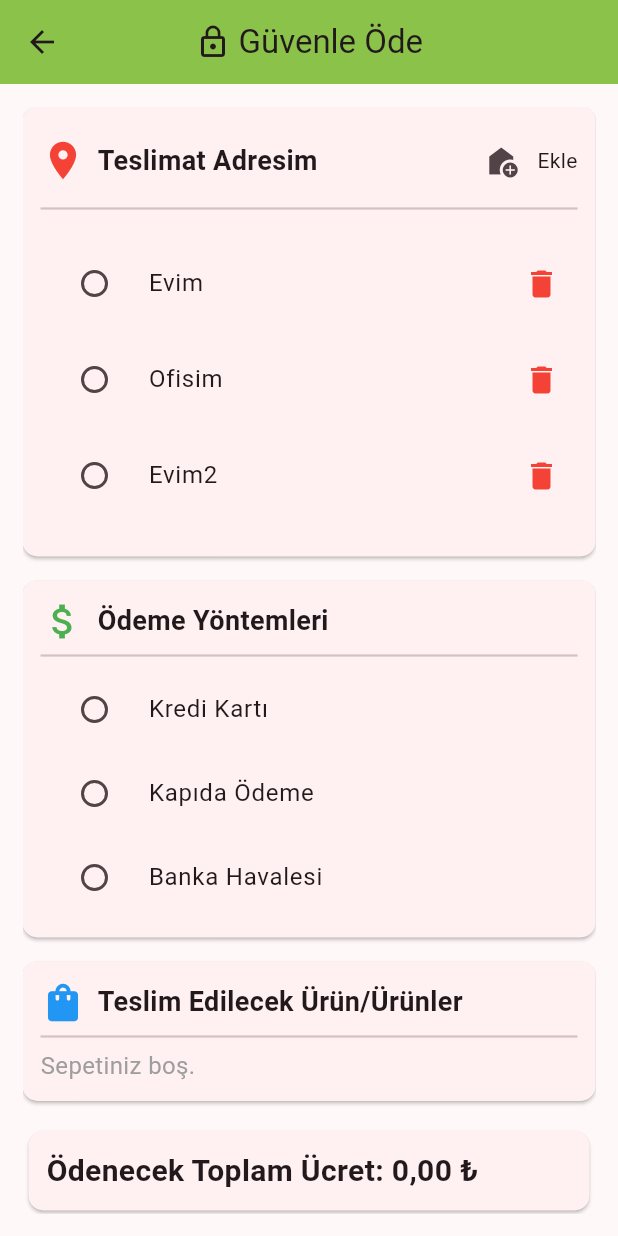
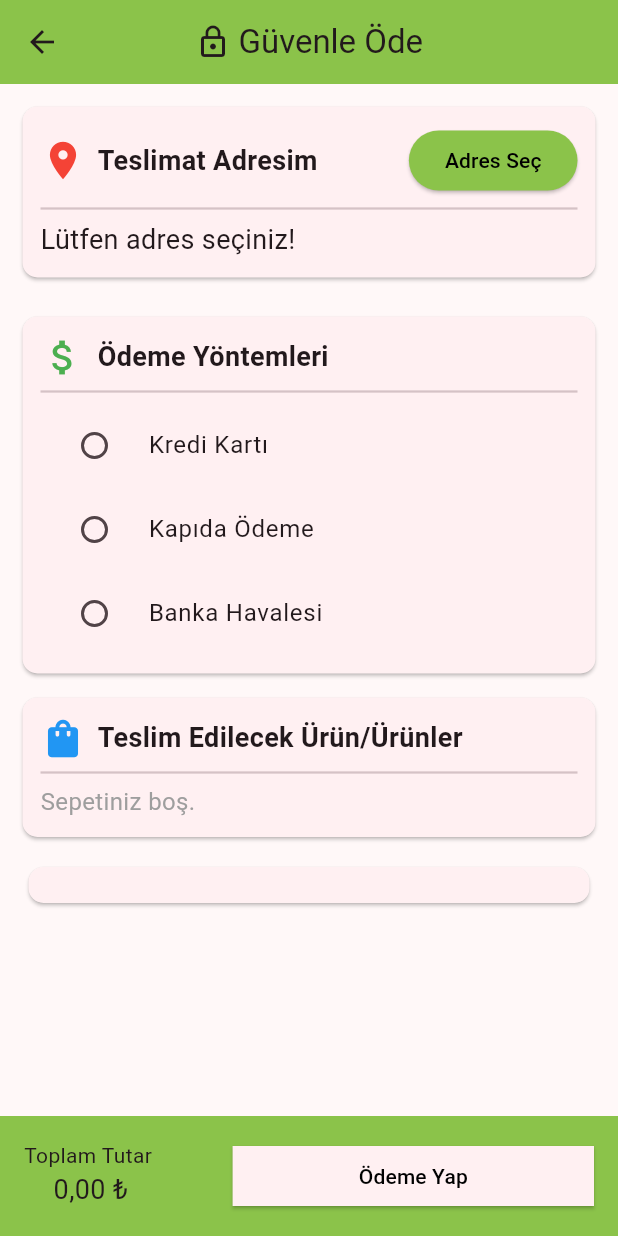
Before and after one commit to FurkanOguzgoksu/flutter-api-book-example, a Flutter app: the PagePaymentTransaction screen opened directly with empty values, on a phone screen of 412 x 824 dp. Run offline on Flutter 3.47's test engine with Material 3 defaults, Android fonts, the light colour scheme and no system bars; our stand-ins replace animated_text_kit, connectivity_plus, shared_preferences; accounts and stored records are empty; statements that could not run were skipped.

Commit message:
upgrade add address or color

```diff
--- a/lib/pages/page_payment_transaction.dart
+++ b/lib/pages/page_payment_transaction.dart
@@ -1,5 +1,6 @@
 import 'package:film_app/features_personal/user_model.dart';
 import 'package:film_app/pages/page_confirm.dart';
+import 'package:film_app/pages/user_operations/page_my_addresses.dart';
 import 'package:film_app/widgets/constant.dart';
 import 'package:film_app/provider/provider_basket.dart';
 import 'package:flutter/material.dart';
@@ -16,11 +17,10 @@ class PagePaymentTransaction extends StatefulWidget {
 }
 
 class _PagePaymentTransactionState extends State<PagePaymentTransaction> {
-  final TextEditingController _addressController = TextEditingController();
   final TextEditingController cardNoController = TextEditingController();
   final TextEditingController cvvController = TextEditingController();
   final _formKey = GlobalKey<FormState>();
-  Set<String> savedAddress = {"Evim", "Ofisim", "Evim2"};
+  List<Map<String, String>> savedAddress = [];
   String? selectedAdress;
   String? selectedPayment;
   bool showTextField = false;
@@ -28,6 +28,12 @@ class _PagePaymentTransactionState extends State<PagePaymentTransaction> {
   bool isPaymentSuccess = false;
   int month = 1;
   int year = 2025;
+
+  @override
+  void initState() {
+    super.initState();
+    savedAddress = myAddres;
+  }
 
   @override
   Widget build(BuildContext context) {
@@ -78,121 +84,88 @@ class _PagePaymentTransactionState extends State<PagePaymentTransaction> {
                             ),
                           ),
                           const Spacer(),
+                          ElevatedButton(
+                            onPressed: () {
+                              if (savedAddress.isNotEmpty) {
+                                showDialog(
+                                  context: context,
+                                  builder: (context) {
+                                    return AlertDialog(
+                                      title: Row(
+                                        children: [
+                                          const Text("Kayıtlı Adreslerim"),
+                                          const Spacer(),
                                           IconButton(
-                            icon: const Icon(Icons.add_home),
                                             onPressed: () {
-                              setState(() {
-                                showTextField = !showTextField;
-                              });
+                                              Navigator.of(context).pop();
+                                              Navigator.push(
+                                                context,
+                                                MaterialPageRoute(
+                                                  builder: (context) =>
+                                                      PageMyAddresses(),
+                                                ),
+                                              );
                                             },
+                                            icon: Icon(Icons.add_home_work),
                                           ),
-                          const Text("Ekle"),
                                         ],
                                       ),
-                      const Divider(thickness: 1.5),
-                      if (savedAddress.isEmpty) ...[
-                        Center(
-                          child: Text(
-                            "Kayıtlı adres yok",
-                            style: TextStyle(fontSize: 16),
-                          ),
-                        ),
-                      ],
-                      if (savedAddress.isNotEmpty) ...[
-                        const SizedBox(height: 10),
-                        ...savedAddress.map(
-                          (adress) => Padding(
-                            padding: const EdgeInsets.symmetric(vertical: 4.0),
-                            child: Row(
-                              children: [
-                                Expanded(
-                                  child: RadioListTile<String>(
-                                    title: Text(adress),
-                                    value: adress,
+                                      content: Column(
+                                        mainAxisSize: MainAxisSize.min,
+                                        children: savedAddress.map((adress) {
+                                          return RadioListTile<String>(
+                                            title: Text(adress["title"]!),
+                                            subtitle: Text(adress["addres"]!),
+                                            value: adress["addres"]!,
                                             groupValue: selectedAdress,
                                             onChanged: (value) {
                                               setState(() {
                                                 selectedAdress = value;
                                               });
+                                              Navigator.of(context).pop();
                                             },
+                                          );
+                                        }).toList(),
                                       ),
+                                      actions: [
+                                        TextButton(
+                                          onPressed: () =>
+                                              Navigator.of(context).pop(),
+                                          child: const Text("Kapat"),
                                         ),
-                                IconButton(
-                                  onPressed: () {
-                                    setState(() {
-                                      savedAddress.remove(adress);
-                                      if (selectedAdress == adress) {
-                                        selectedAdress = null;
-                                      }
-                                    });
+                                      ],
+                                    );
+                                  },
+                                );
+                              } else {
                                 ScaffoldMessenger.of(context).showSnackBar(
                                   const SnackBar(
-                                        content: Text("Adres silindi"),
+                                    content: Text("Kayıtlı adres bulunamadı."),
+                                    backgroundColor: Colors.red,
                                   ),
                                 );
+                              }
                             },
-                                  icon: Icon(Icons.delete, color: Colors.red),
+                            style: ElevatedButton.styleFrom(
+                              backgroundColor: kBackgroundColor,
+                              foregroundColor: kBlackColor,
+                            ),
+                            child: const Text("Adres Seç"),
+                          ),
+                        ],
+                      ),
+                      const Divider(thickness: 1.5),
+                      Text(
+                        selectedAdress != null
+                            ? selectedAdress.toString()
+                            : "Lütfen adres seçiniz!",
+                        style: TextStyle(fontSize: 18),
                       ),
                     ],
                   ),
                 ),
               ),
-                      ],
               const SizedBox(height: 10),
-                      if (showTextField)
-                        Column(
-                          children: [
-                            SizedBox(
-                              width: double.infinity,
-                              child: TextField(
-                                controller: _addressController,
-                                decoration: const InputDecoration(
-                                  hintText: "Adresinizi girin",
-                                  border: OutlineInputBorder(),
-                                ),
-                                maxLines: 3,
-                              ),
-                            ),
-                            const SizedBox(height: 10),
-                            ElevatedButton(
-                              onPressed: () {
-                                if (_addressController.text.trim().isNotEmpty &&
-                                    savedAddress.contains(
-                                          _addressController.text.toLowerCase(),
-                                        ) ==
-                                        false) {
-                                  setState(() {
-                                    savedAddress.add(
-                                      _addressController.text.trim(),
-                                    );
-                                    showTextField = false;
-                                    _addressController.clear();
-                                  });
-                                  ScaffoldMessenger.of(context).showSnackBar(
-                                    const SnackBar(
-                                      content: Text("Adres kaydedildi"),
-                                      duration: Duration(seconds: 2),
-                                    ),
-                                  );
-                                } else {
-                                  ScaffoldMessenger.of(context).showSnackBar(
-                                    const SnackBar(
-                                      content: Text(
-                                        "Lütfen farklı adres girin!",
-                                      ),
-                                      duration: Duration(seconds: 2),
-                                    ),
-                                  );
-                                }
-                              },
-                              child: const Text("Kaydet"),
-                            ),
-                          ],
-                        ),
-                    ],
-                  ),
-                ),
-              ),
               Card(
                 margin: const EdgeInsets.only(bottom: 16),
                 shape: RoundedRectangleBorder(
@@ -259,7 +232,7 @@ class _PagePaymentTransactionState extends State<PagePaymentTransaction> {
                                     keyboardType: TextInputType.number,
                                     inputFormatters: [
                                       FilteringTextInputFormatter.digitsOnly,
-                                      _cardNumberFormatter(),
+                                      _CardNumberFormatter(),
                                     ],
                                     validator: (value) =>
                                         value == null ||
@@ -336,7 +309,7 @@ class _PagePaymentTransactionState extends State<PagePaymentTransaction> {
                                     },
                                     inputFormatters: [
                                       FilteringTextInputFormatter.digitsOnly,
-                                      _threeDigitInputFormatter(),
+                                      _ThreeDigitInputFormatter(),
                                     ],
                                   ),
                                 ],
@@ -430,7 +403,6 @@ class _PagePaymentTransactionState extends State<PagePaymentTransaction> {
                   ),
                 ),
               ),
-
               Card(
                 margin: const EdgeInsets.only(bottom: 16),
                 shape: RoundedRectangleBorder(
@@ -491,20 +463,40 @@ class _PagePaymentTransactionState extends State<PagePaymentTransaction> {
                 ),
                 child: SizedBox(
                   width: double.infinity,
-                  child: Padding(
-                    padding: const EdgeInsets.all(12.0),
-                    child: Text(
-                      "Ödenecek Toplam Ücret: ${NumberFormat.currency(locale: 'tr_TR', symbol: '', decimalDigits: 2).format(basket.totalPrice)} ₺",
-                      style: const TextStyle(
-                        fontSize: 20,
-                        fontWeight: FontWeight.bold,
+                  child: Padding(padding: const EdgeInsets.all(12.0)),
+                ),
+              ),
+            ],
           ),
         ),
       ),
+      bottomNavigationBar: Container(
+        height: 80,
+        color: kBackgroundColor,
+        padding: EdgeInsets.all(16),
+        child: Row(
+          mainAxisAlignment: MainAxisAlignment.center,
+          children: [
+            Column(
+              children: [
+                Center(
+                  child: Column(
+                    children: [
+                      Text(
+                        "Toplam Tutar ",
+                        style: const TextStyle(fontSize: 14),
+                      ),
+                      Text(
+                        "${NumberFormat.currency(locale: 'tr_TR', symbol: '', decimalDigits: 2).format(basket.totalPrice)} ₺",
+                        style: TextStyle(fontSize: 18),
+                      ),
+                    ],
                   ),
                 ),
-
-              Center(
+              ],
+            ),
+            const SizedBox(width: 50),
+            Expanded(
               child: ElevatedButton(
                 onPressed: () async {
                   if (selectedAdress == null && selectedPayment == null) {
@@ -532,7 +524,8 @@ class _PagePaymentTransactionState extends State<PagePaymentTransaction> {
                     );
                     return;
                   }
-                    if (showCreditCard && !_formKey.currentState!.validate()) {
+                  if (selectedPayment == "Kredi Kartı" &&
+                      !_formKey.currentState!.validate()) {
                     return;
                   }
 
@@ -568,8 +561,10 @@ class _PagePaymentTransactionState extends State<PagePaymentTransaction> {
                   }
                 },
                 style: ElevatedButton.styleFrom(
-                    backgroundColor: kBackgroundColor,
-                    foregroundColor: Colors.black,
+                  foregroundColor: kBlackColor,
+                  shape: RoundedRectangleBorder(
+                    borderRadius: BorderRadiusGeometry.zero,
+                  ),
                 ),
                 child: const Text("Ödeme Yap"),
               ),
@@ -577,12 +572,11 @@ class _PagePaymentTransactionState extends State<PagePaymentTransaction> {
           ],
         ),
       ),
-      ),
     );
   }
 }
 
-class _cardNumberFormatter extends TextInputFormatter {
+class _CardNumberFormatter extends TextInputFormatter {
   @override
   TextEditingValue formatEditUpdate(
     TextEditingValue oldValue,
@@ -612,7 +606,7 @@ class _cardNumberFormatter extends TextInputFormatter {
   }
 }
 
-class _threeDigitInputFormatter extends TextInputFormatter {
+class _ThreeDigitInputFormatter extends TextInputFormatter {
   @override
   TextEditingValue formatEditUpdate(
     TextEditingValue oldValue,
```
Lines whose indentation alone changed are shown as unchanged.
